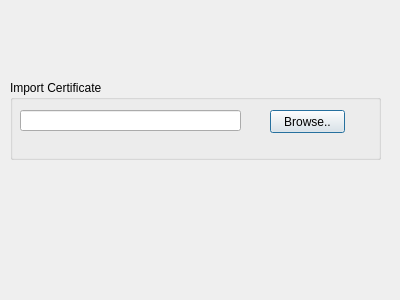
stacywaturi/Design1, file import.ui: the form before one commit.
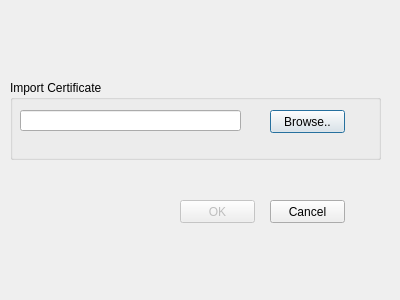
The form after the commit.

Patch:
```diff
--- a/import.ui
+++ b/import.ui
@@ -49,6 +49,35 @@
     </property>
    </widget>
   </widget>
+  <widget class="QPushButton" name="cancelImprt_Btn">
+   <property name="geometry">
+    <rect>
+     <x>270</x>
+     <y>200</y>
+     <width>75</width>
+     <height>23</height>
+    </rect>
+   </property>
+   <property name="text">
+    <string>Cancel</string>
+   </property>
+  </widget>
+  <widget class="QPushButton" name="okImport_Btn">
+   <property name="enabled">
+    <bool>false</bool>
+   </property>
+   <property name="geometry">
+    <rect>
+     <x>180</x>
+     <y>200</y>
+     <width>75</width>
+     <height>23</height>
+    </rect>
+   </property>
+   <property name="text">
+    <string>OK</string>
+   </property>
+  </widget>
  </widget>
  <resources/>
  <connections/>
```
Left out of the diff: 2 changed lines with no effect on the pictures.
